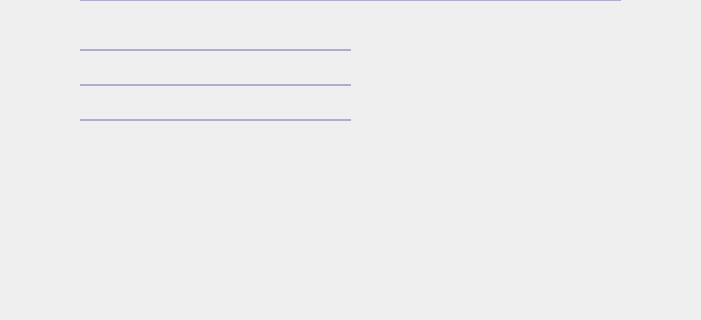
First picture: the form in src-ui/search.ui, repository msm-mir/Keyboard-Suggestion-System, before the edit; both pictures show x 160 to 861 and y 145 to 465 of the 1000 by 563 pixel window.
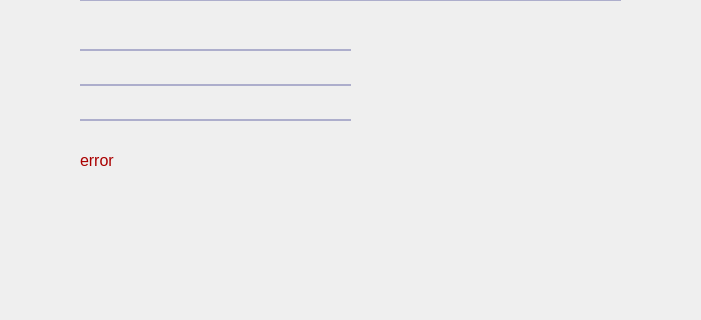
Second picture: the form after the edit. Icons and pictures are not drawn.

Commit message: edit connection function in search page

What changed in the file:
```diff
--- a/src-ui/search.ui
+++ b/src-ui/search.ui
@@ -333,6 +333,28 @@
      </size>
     </property>
    </widget>
+   <widget class="QLabel" name="errorLabel">
+    <property name="geometry">
+     <rect>
+      <x>240</x>
+      <y>290</y>
+      <width>541</width>
+      <height>31</height>
+     </rect>
+    </property>
+    <property name="styleSheet">
+     <string notr="true">QLabel {
+font-size: 12pt;
+background: transparent;
+border: none;
+color: rgb(170, 0, 0);
+
+}</string>
+    </property>
+    <property name="text">
+     <string>error</string>
+    </property>
+   </widget>
   </widget>
  </widget>
  <resources>
```
Left out of the diff: 9 changed lines with no effect on the pictures. The commit also changes 2 other files.
